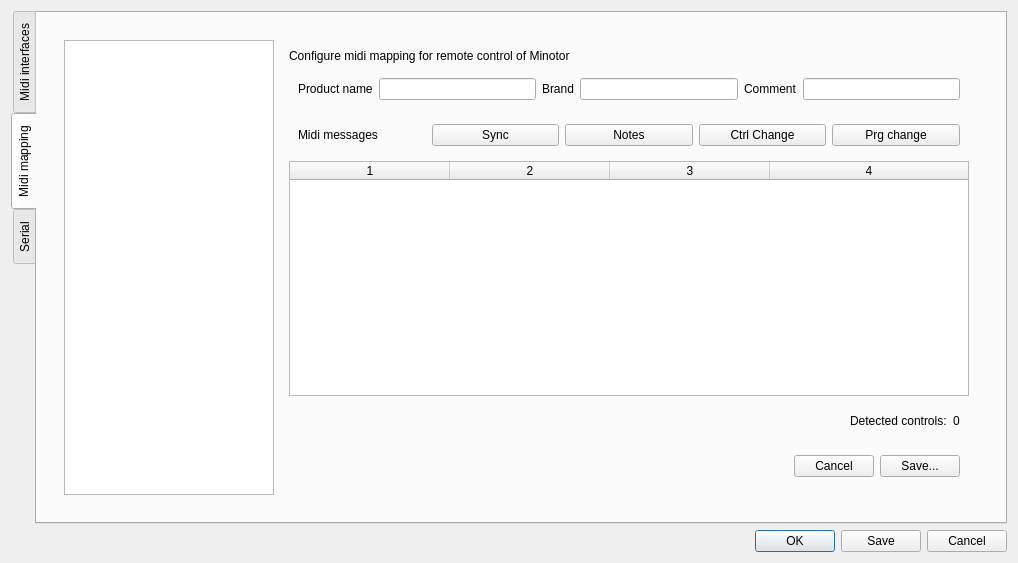
Above: Ui/configdialog.ui from minotor-org/minotor before the change. Below: the same form after it.
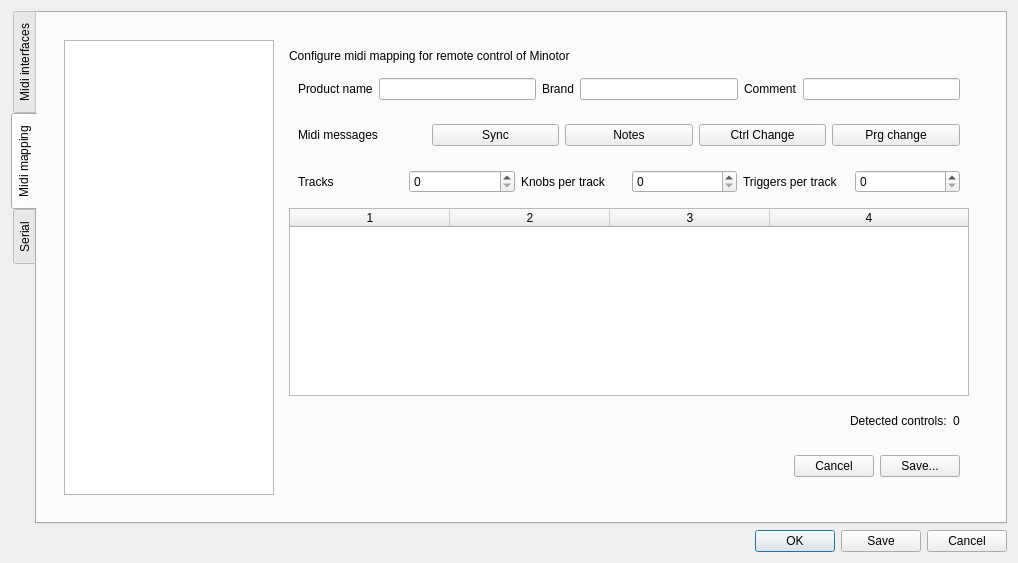
That is the form after the change. The open tabs and pages were chosen to show the change.

Commit message: MidiMapping: store new properties (tracks, knobs per track, triggers per track)

Patch:
```diff
--- a/Ui/configdialog.ui
+++ b/Ui/configdialog.ui
@@ -189,6 +189,42 @@
                     </layout>
                    </widget>
                   </item>
+                  <item>
+                   <widget class="QWidget" name="widget_5" native="true">
+                    <layout class="QGridLayout" name="gridLayout_3">
+                     <item row="0" column="4">
+                      <widget class="QLabel" name="lTriggersPerTrack">
+                       <property name="text">
+                        <string>Triggers per track</string>
+                       </property>
+                      </widget>
+                     </item>
+                     <item row="0" column="0">
+                      <widget class="QLabel" name="lTracks">
+                       <property name="text">
+                        <string>Tracks</string>
+                       </property>
+                      </widget>
+                     </item>
+                     <item row="0" column="1">
+                      <widget class="QSpinBox" name="sbTracks"/>
+                     </item>
+                     <item row="0" column="2">
+                      <widget class="QLabel" name="lKnobsPerTrack">
+                       <property name="text">
+                        <string>Knobs per track</string>
+                       </property>
+                      </widget>
+                     </item>
+                     <item row="0" column="5">
+                      <widget class="QSpinBox" name="sbTriggersPerTrack"/>
+                     </item>
+                     <item row="0" column="3">
+                      <widget class="QSpinBox" name="sbKnobsPerTrack"/>
+                     </item>
+                    </layout>
+                   </widget>
+                  </item>
                   <item>
                    <widget class="QTableWidget" name="tableMidiMapping">
                     <property name="alternatingRowColors">
```
Left out of the diff: 3 changed lines with no effect on the pictures. The commit also changes 3 other files.
